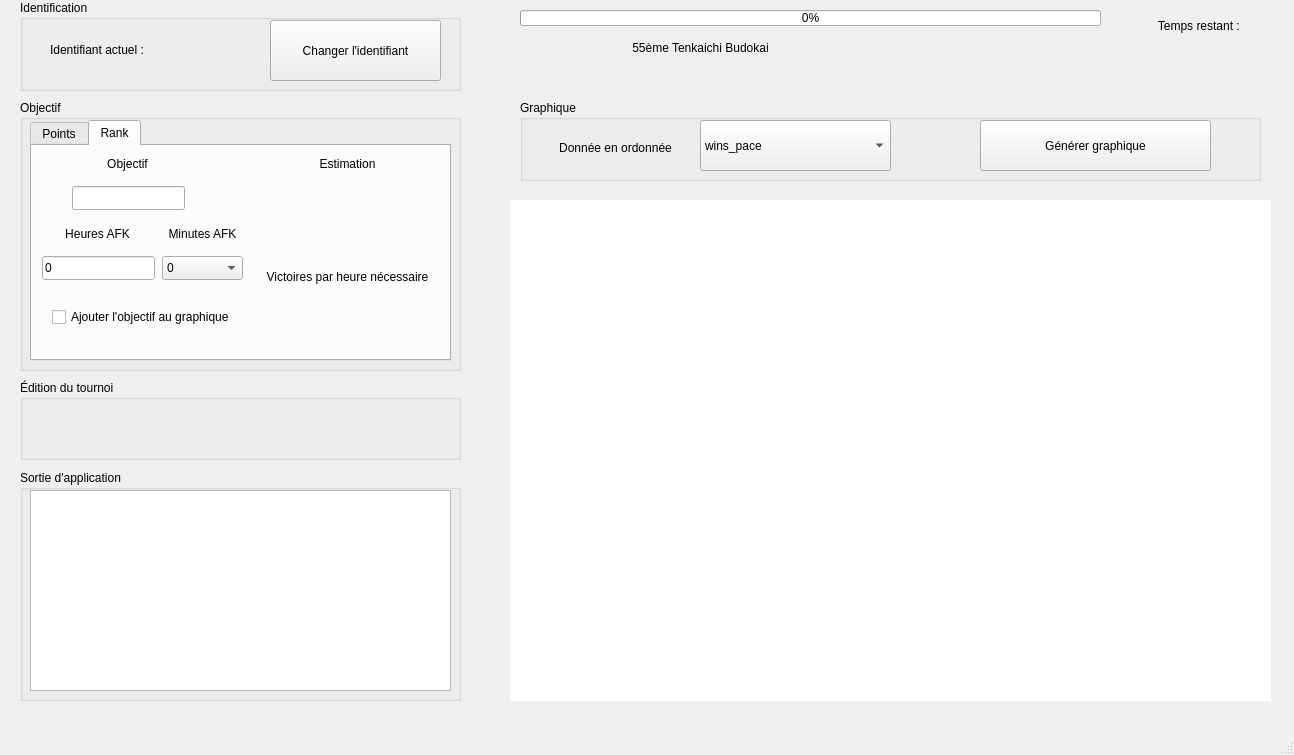
This is mainwindow.ui in darkruss48/Polar as Qt 5 draws it before an edit. The edited form follows.
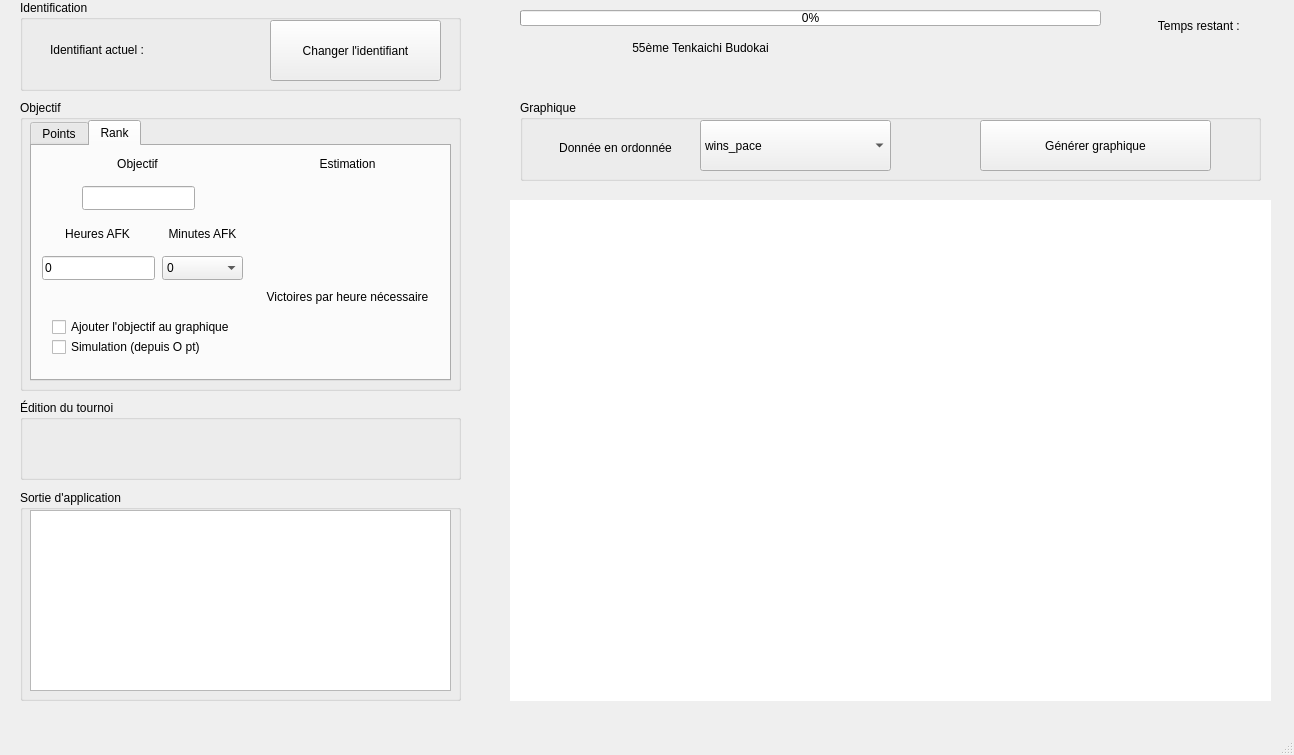
This is the edited form. The open tabs and pages were chosen to show the change.

Commit message: feat(goal): rank estimation can now be ot based on current wt

```diff
--- a/mainwindow.ui
+++ b/mainwindow.ui
@@ -45,7 +45,7 @@
       <x>20</x>
       <y>100</y>
       <width>441</width>
-      <height>271</height>
+      <height>291</height>
      </rect>
     </property>
     <property name="autoFillBackground">
@@ -60,7 +60,7 @@
        <x>10</x>
        <y>20</y>
        <width>421</width>
-       <height>241</height>
+       <height>261</height>
       </rect>
      </property>
      <property name="currentIndex">
@@ -302,7 +302,7 @@
       <widget class="QLineEdit" name="lineEdit_goal_2">
        <property name="geometry">
         <rect>
-         <x>40</x>
+         <x>50</x>
          <y>40</y>
          <width>113</width>
          <height>24</height>
@@ -315,7 +315,7 @@
       <widget class="QLabel" name="label_9">
        <property name="geometry">
         <rect>
-         <x>60</x>
+         <x>70</x>
          <y>10</y>
          <width>71</width>
          <height>16</height>
@@ -351,7 +351,7 @@
        <property name="geometry">
         <rect>
          <x>20</x>
-         <y>160</y>
+         <y>170</y>
          <width>191</width>
          <height>22</height>
         </rect>
@@ -360,6 +360,22 @@
         <string>Ajouter l'objectif au graphique</string>
        </property>
       </widget>
+      <widget class="QCheckBox" name="checkBox_estimation">
+       <property name="enabled">
+        <bool>true</bool>
+       </property>
+       <property name="geometry">
+        <rect>
+         <x>20</x>
+         <y>190</y>
+         <width>191</width>
+         <height>22</height>
+        </rect>
+       </property>
+       <property name="text">
+        <string>Simulation (depuis O pt)</string>
+       </property>
+      </widget>
       <widget class="QLabel" name="label_11">
        <property name="geometry">
         <rect>
@@ -380,7 +396,7 @@
        <property name="geometry">
         <rect>
          <x>230</x>
-         <y>120</y>
+         <y>140</y>
          <width>171</width>
          <height>21</height>
         </rect>
@@ -396,7 +412,7 @@
        <property name="geometry">
         <rect>
          <x>250</x>
-         <y>150</y>
+         <y>170</y>
          <width>131</width>
          <height>51</height>
         </rect>
@@ -411,7 +427,7 @@
          <x>240</x>
          <y>30</y>
          <width>151</width>
-         <height>81</height>
+         <height>101</height>
         </rect>
        </property>
        <property name="text">
@@ -623,9 +639,9 @@
     <property name="geometry">
      <rect>
       <x>20</x>
-      <y>470</y>
+      <y>490</y>
       <width>441</width>
-      <height>231</height>
+      <height>211</height>
      </rect>
     </property>
     <property name="title">
@@ -637,7 +653,7 @@
        <x>10</x>
        <y>20</y>
        <width>421</width>
-       <height>201</height>
+       <height>181</height>
       </rect>
      </property>
      <property name="readOnly">
@@ -649,7 +665,7 @@
     <property name="geometry">
      <rect>
       <x>20</x>
-      <y>380</y>
+      <y>400</y>
       <width>441</width>
       <height>80</height>
      </rect>
```
Left out of the diff: 16 changed lines with no effect on the pictures. The commit also changes 9 other files.
